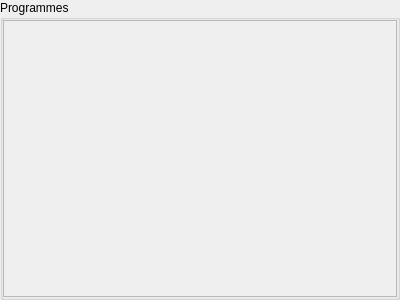
This is src/interface/widgets/programmes/programmes.ui in StephaneBranly/LO21-RPN-Calculator as Qt 5 draws it before an edit. The edited form follows.
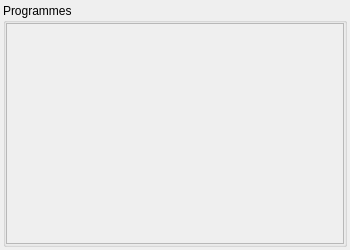
This is the edited form.

```diff
--- a/src/interface/widgets/programmes/programmes.ui
+++ b/src/interface/widgets/programmes/programmes.ui
@@ -6,31 +6,43 @@
    <rect>
     <x>0</x>
     <y>0</y>
-    <width>400</width>
-    <height>300</height>
+    <width>350</width>
+    <height>250</height>
    </rect>
   </property>
+  <property name="minimumSize">
+   <size>
+    <width>350</width>
+    <height>250</height>
+   </size>
+  </property>
   <property name="windowTitle">
    <string>Form</string>
   </property>
   <layout class="QGridLayout" name="gridLayout">
    <property name="leftMargin">
-    <number>0</number>
+    <number>3</number>
    </property>
    <property name="topMargin">
-    <number>0</number>
+    <number>3</number>
    </property>
    <property name="rightMargin">
-    <number>0</number>
+    <number>3</number>
    </property>
    <property name="bottomMargin">
-    <number>0</number>
+    <number>3</number>
    </property>
    <item row="0" column="0">
     <widget class="QGroupBox" name="groupBox">
      <property name="title">
       <string>Programmes</string>
      </property>
+     <property name="flat">
+      <bool>false</bool>
+     </property>
+     <property name="checkable">
+      <bool>false</bool>
+     </property>
      <layout class="QVBoxLayout" name="verticalLayout">
       <property name="leftMargin">
        <number>0</number>
@@ -54,8 +66,8 @@
           <rect>
            <x>0</x>
            <y>0</y>
-           <width>392</width>
-           <height>273</height>
+           <width>336</width>
+           <height>221</height>
           </rect>
          </property>
         </widget>
```
